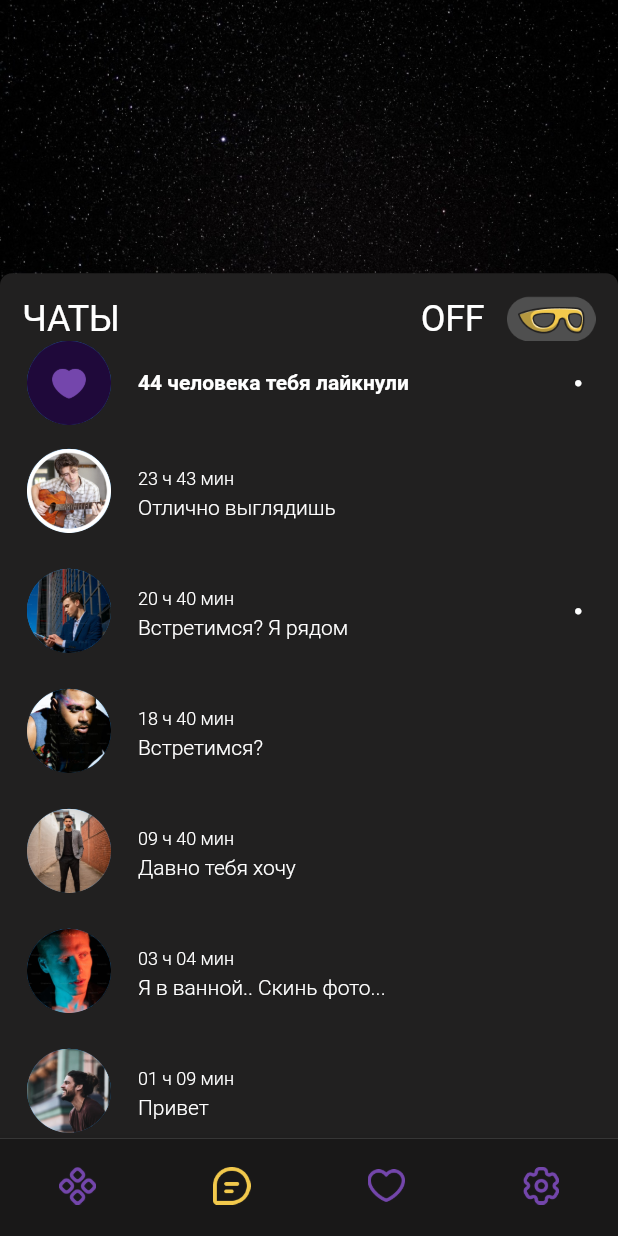
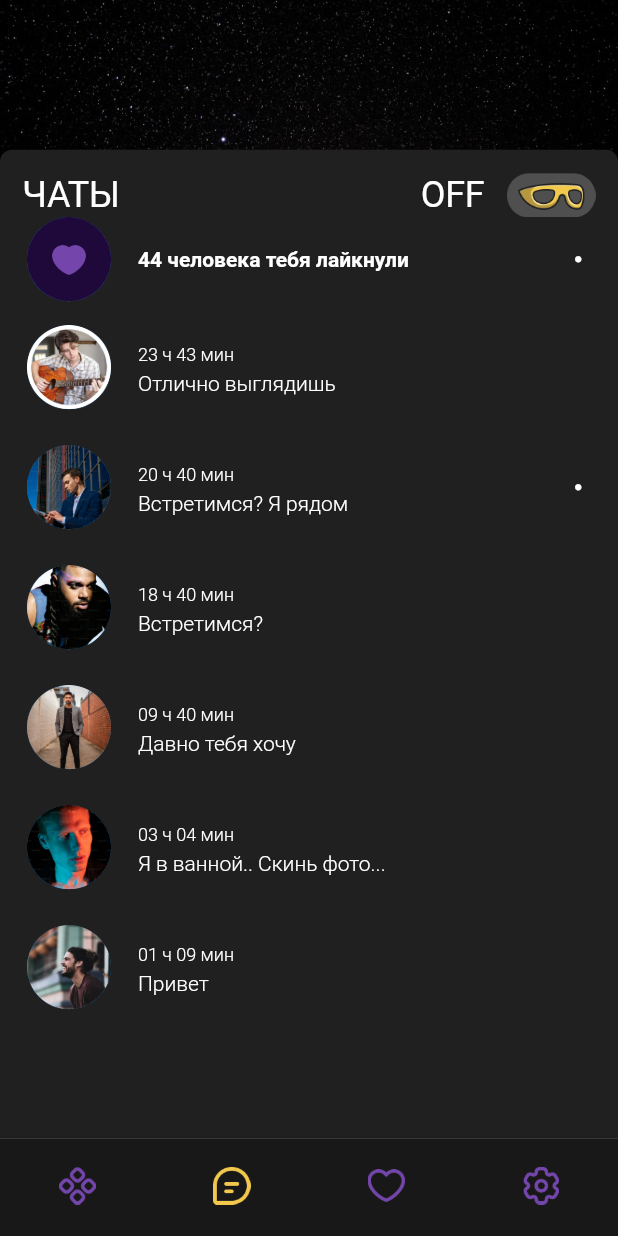
Before and after one commit to ramilsalihar/messenger, a Flutter app: the screen it shows after launch, on a phone screen of 412 x 824 dp. Run offline on Flutter 3.47's test engine with Material 3 defaults, Android fonts, the phone set to English and light mode, and no system bars; drawn by our look-alikes of flutter_slidable; our stand-ins replace auto_route, google_fonts; generated files the repository leaves out were written again; Roboto replaces fonts that are missing (Ubuntu).

Commit message:
message widget is done

```diff
--- a/lib/dialog_helper.dart
+++ b/lib/dialog_helper.dart
@@ -9,7 +9,7 @@ mixin DialogHelper<T extends StatefulWidget> on State<T> {
       shape: const RoundedRectangleBorder(
         borderRadius: BorderRadius.vertical(top: Radius.circular(20.0)),
       ),
-      builder: (context) => CustomBottomSheet(),
+      builder: (context) => const CustomBottomSheet(),
     );
   }
 }
--- a/lib/presentation/app.dart
+++ b/lib/presentation/app.dart
@@ -1,4 +1,5 @@
 import 'package:flutter/material.dart';
+import 'package:flutter_localizations/flutter_localizations.dart';
 import 'package:messenger/core/routes/app_router.dart';
 import 'package:messenger/presentation/theme/app_theme.dart';
 
@@ -9,9 +10,19 @@ class Messenger extends StatelessWidget {
   Widget build(BuildContext context) {
     final router = AppRouter();
     return MaterialApp.router(
+      debugShowCheckedModeBanner: false,
       title: 'Chat App',
       theme: AppTheme.theme,
       routerConfig: router.config(),
+      localizationsDelegates: const [
+        GlobalMaterialLocalizations.delegate,
+        GlobalWidgetsLocalizations.delegate,
+        GlobalCupertinoLocalizations.delegate,
+      ],
+      supportedLocales: const [
+        Locale('en', ''), // English
+        Locale('ru', ''), // Russian
+      ],
     );
   }
 }
--- a/lib/presentation/pages/chats_page.dart
+++ b/lib/presentation/pages/chats_page.dart
@@ -31,7 +31,7 @@ class _ChatsPageState extends State<ChatsPage> with DialogHelper {
           children: [
             Container(
               decoration: BoxDecoration(
-                borderRadius: BorderRadius.only(
+                borderRadius: const BorderRadius.only(
                   bottomLeft: Radius.circular(20),
                   bottomRight: Radius.circular(8),
                 ),
@@ -45,7 +45,7 @@ class _ChatsPageState extends State<ChatsPage> with DialogHelper {
             Align(
               alignment: Alignment.bottomCenter,
               child: SizedBox(
-                height: height * 0.7,
+                height: height * 0.8,
                 child: Container(
                   decoration: BoxDecoration(
                     color: theme.primaryColor,
--- a/lib/presentation/widget/chat_tile.dart
+++ b/lib/presentation/widget/chat_tile.dart
@@ -47,7 +47,7 @@ class _ChatTileState extends State<ChatTile> {
             children: [
               SlidableAction(
                 onPressed: (_) {},
-                backgroundColor: Color(0xFFFE4A49),
+                backgroundColor: const Color(0xFFFE4A49),
                 foregroundColor: Colors.white,
                 icon: Icons.delete,
                 label: 'Delete',
```
Also changed, not shown: lib/presentation/pages/chat_overview_page.dart (+17 -3 lines), pubspec.yaml (+11 -0 lines), pubspec.lock.
